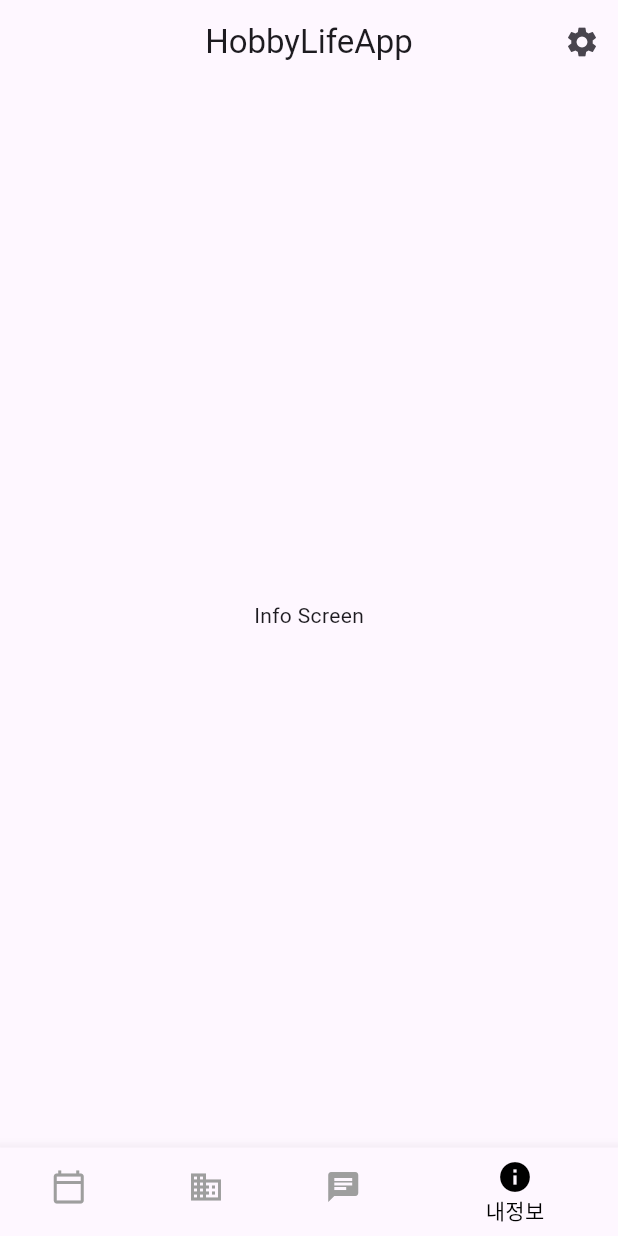
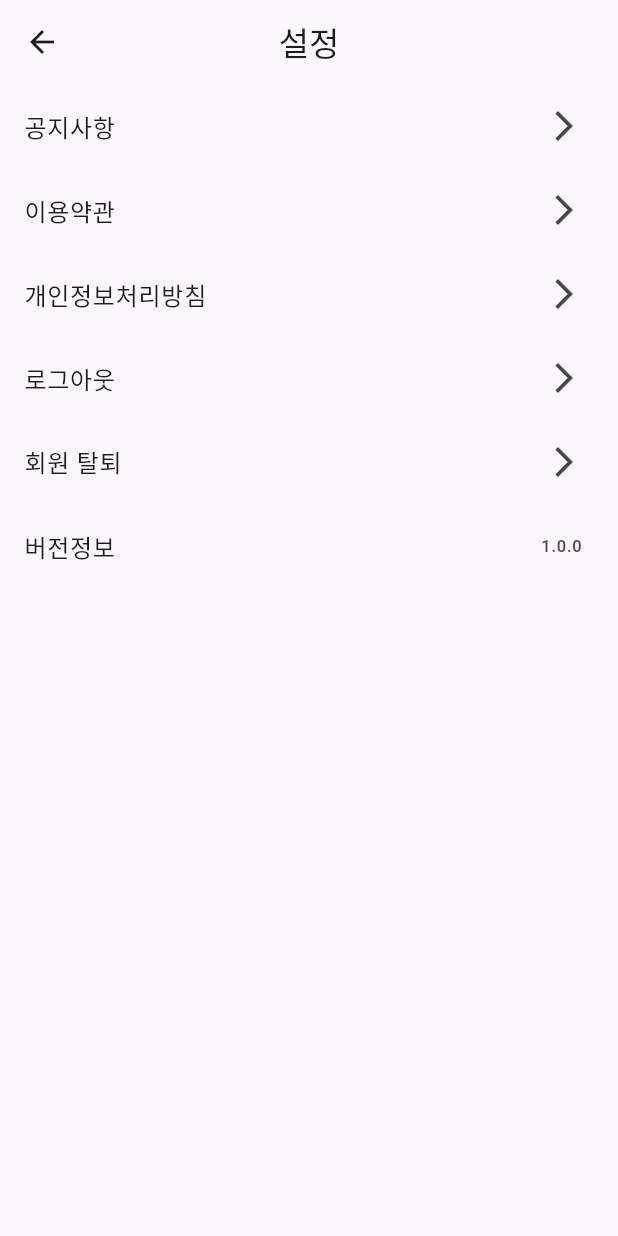
Before and after one commit to dskym/HobbyLifeApp, a Flutter app: the screen it shows after launch, item 4 of the bottom bar chosen, after a tap on the "settings" icon, on a phone screen of 412 x 824 dp. Run offline on Flutter 3.47's test engine with Material 2 defaults, Android fonts, the phone set to English and light mode, and no system bars; our stand-ins replace flutter_chat_bubble, table_calendar.

Commit message:
Add Setting screen

```diff
--- a/hobby_life_app/lib/screen/main_screen.dart
+++ b/hobby_life_app/lib/screen/main_screen.dart
@@ -1,6 +1,7 @@
 import 'package:flutter/material.dart';
 import 'package:hobby_life_app/component/community_input_modal.dart';
 import 'package:hobby_life_app/component/hobby_history_input_modal.dart';
+import 'package:hobby_life_app/screen/setting_screen.dart';
 
 import 'calendar_screen.dart';
 import 'chat_screen.dart';
@@ -32,9 +33,7 @@ class _MainScreenState extends State<MainScreen> {
         centerTitle: true,
         actions: [
           IconButton(
-            onPressed: () {
-              print('Settings Button is clicked');
-            },
+            onPressed: () => showSettingScreen(),
             icon: const Icon(Icons.settings),
           ),
         ],
@@ -82,6 +81,30 @@ class _MainScreenState extends State<MainScreen> {
     );
   }
 
+  void showSettingScreen() {
+    Navigator.push(
+      context,
+      PageRouteBuilder(
+        transitionsBuilder:
+            (context, animation, secondaryAnimation, child) {
+          var begin = const Offset(0.0, 1.0);
+          var end = Offset.zero;
+          var curve = Curves.ease;
+
+          var tween = Tween(begin: begin, end: end)
+              .chain(CurveTween(curve: curve));
+
+          return SlideTransition(
+            position: animation.drive(tween),
+            child: child,
+          );
+        },
+        transitionDuration: const Duration(milliseconds: 100),
+        pageBuilder: (context, animation, secondaryAnimation) => const SettingScreen(),
+      ),
+    );
+  }
+
   void showInputModal(int selectedIndex) {
     switch (selectedIndex) {
       case 0:
--- /dev/null
+++ b/hobby_life_app/lib/screen/setting_screen.dart
@@ -0,0 +1,62 @@
+import 'package:flutter/material.dart';
+
+class SettingScreen extends StatelessWidget {
+  const SettingScreen({Key? key}) : super(key: key);
+
+  @override
+  Widget build(BuildContext context) {
+    return Scaffold(
+      appBar: AppBar(
+        centerTitle: true,
+        title: const Text('설정'),
+      ),
+      body: Column(
+        children: [
+          ListTile(
+            title: const Text('공지사항'),
+            trailing: const Icon(Icons.arrow_forward_ios),
+            onTap: () {
+              Navigator.pop(context);
+            },
+          ),
+
+          ListTile(
+            title: const Text('이용약관'),
+            trailing: const Icon(Icons.arrow_forward_ios),
+            onTap: () {
+              // TODO: notion 링크 연결 후 웹뷰 띄우기
+              // 없으면 그냥 제거
+              Navigator.pop(context);
+            },
+          ),
+          ListTile(
+            title: const Text('개인정보처리방침'),
+            trailing: const Icon(Icons.arrow_forward_ios),
+            onTap: () {
+              // TODO: notion 링크 연결 후 웹뷰 띄우기
+              Navigator.pop(context);
+            },
+          ),
+          ListTile(
+            title: const Text('로그아웃'),
+            trailing: const Icon(Icons.arrow_forward_ios),
+            onTap: () {
+              Navigator.pop(context);
+            },
+          ),
+          ListTile(
+            title: const Text('회원 탈퇴'),
+            trailing: const Icon(Icons.arrow_forward_ios),
+            onTap: () {
+              Navigator.pop(context);
+            },
+          ),
+          const ListTile(
+            title: Text('버전정보'),
+            trailing: Text('1.0.0'),
+          ),
+        ],
+      )
+    );
+  }
+}
```
